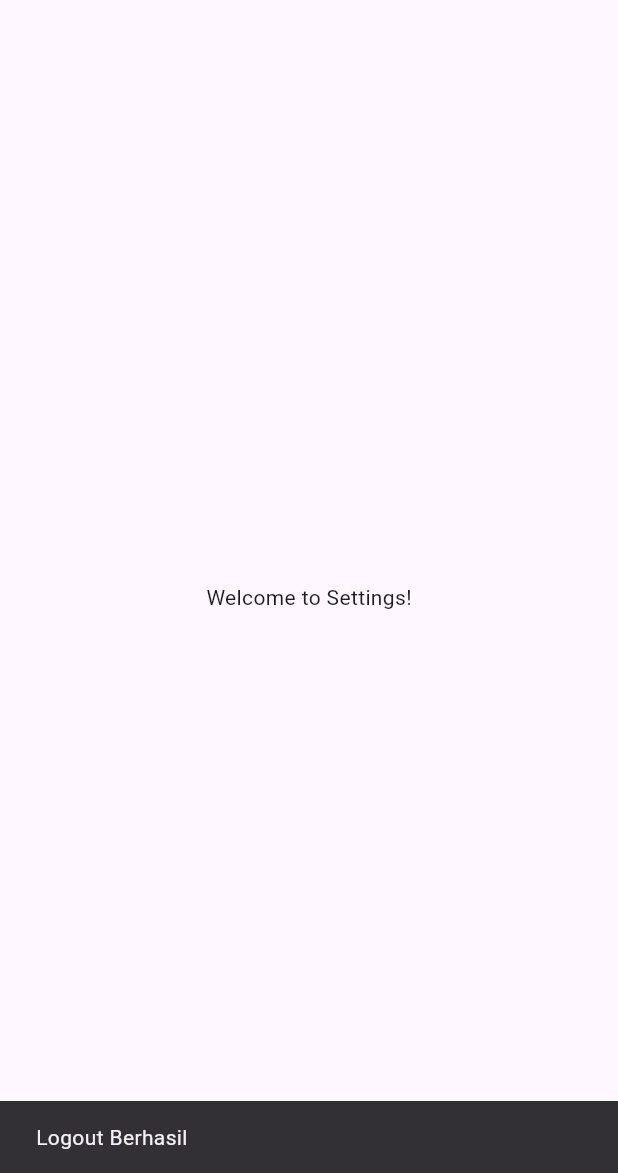
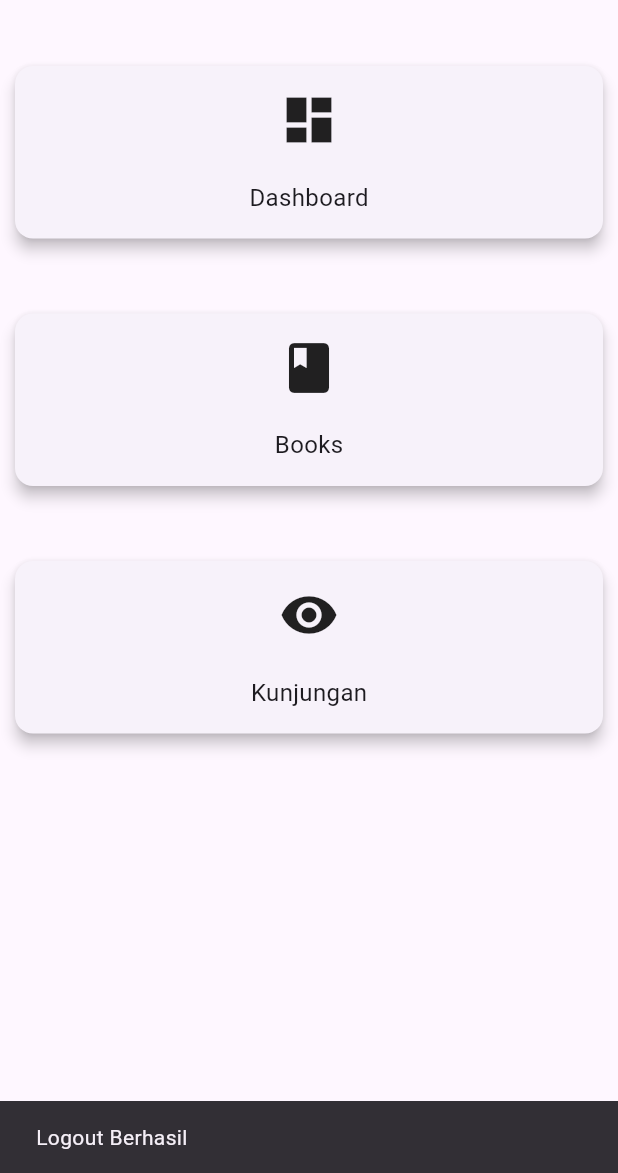
Before and after one commit to xzxcupapi/library-app, a Flutter app: the SettingScreen screen opened by its route, after a tap on the "logout" icon, on a phone screen of 412 x 824 dp, the part 63-1236 px from its top. Run offline on Flutter 3.47's test engine with Material 3 defaults, Android fonts, the light colour scheme and no system bars; our stand-ins replace data_table_2, shared_preferences; accounts and stored records are empty; network calls fail.

Commit message:
Edit Setting Screen

```diff
--- a/lib/screens/setting_screen.dart
+++ b/lib/screens/setting_screen.dart
@@ -34,8 +34,44 @@ class SettingScreen extends StatelessWidget {
           ),
         ],
       ),
-      body: const Center(
-        child: Text('Welcome to Settings!'),
+      body: Padding(
+        padding: const EdgeInsets.all(10.0),
+        child: Column(
+          mainAxisAlignment: MainAxisAlignment.start,
+          children: [
+            _buildGridItem(context, 'Dashboard', Icons.dashboard, '/dashboard'),
+            const SizedBox(height: 10),
+            _buildGridItem(context, 'Books', Icons.book, '/books'),
+            const SizedBox(height: 10),
+            _buildGridItem(
+                context, 'Kunjungan', Icons.visibility, '/kunjungan'),
+          ],
+        ),
+      ),
+    );
+  }
+
+  Widget _buildGridItem(
+      BuildContext context, String title, IconData icon, String route) {
+    return GestureDetector(
+      onTap: () {
+        Navigator.of(context).pushNamed(route);
+      },
+      child: Card(
+        elevation: 4,
+        margin: const EdgeInsets.symmetric(vertical: 20),
+        child: Container(
+          width: double.infinity,
+          padding: const EdgeInsets.all(16.0),
+          child: Column(
+            mainAxisAlignment: MainAxisAlignment.center,
+            children: [
+              Icon(icon, size: 40),
+              const SizedBox(height: 20),
+              Text(title, style: const TextStyle(fontSize: 16)),
+            ],
+          ),
+        ),
       ),
     );
   }
--- a/pubspec.yaml
+++ b/pubspec.yaml
@@ -52,7 +52,12 @@ dev_dependencies:
   # package. See that file for information about deactivating specific lint
   # rules and activating additional ones.
   flutter_lints: ^4.0.0
+  flutter_launcher_icons: ^0.13.1
 
+flutter_icons:
+  android: true
+  ios: false
+  image_path: "icon.png"
 # For information on the generic Dart part of this file, see the
 # following page: https://dart.dev/tools/pub/pubspec
 
```
Also changed, not shown: lib/screens/books_screen.dart (+53 -2 lines), icon.png (added), pubspec.lock, 7 other files.
